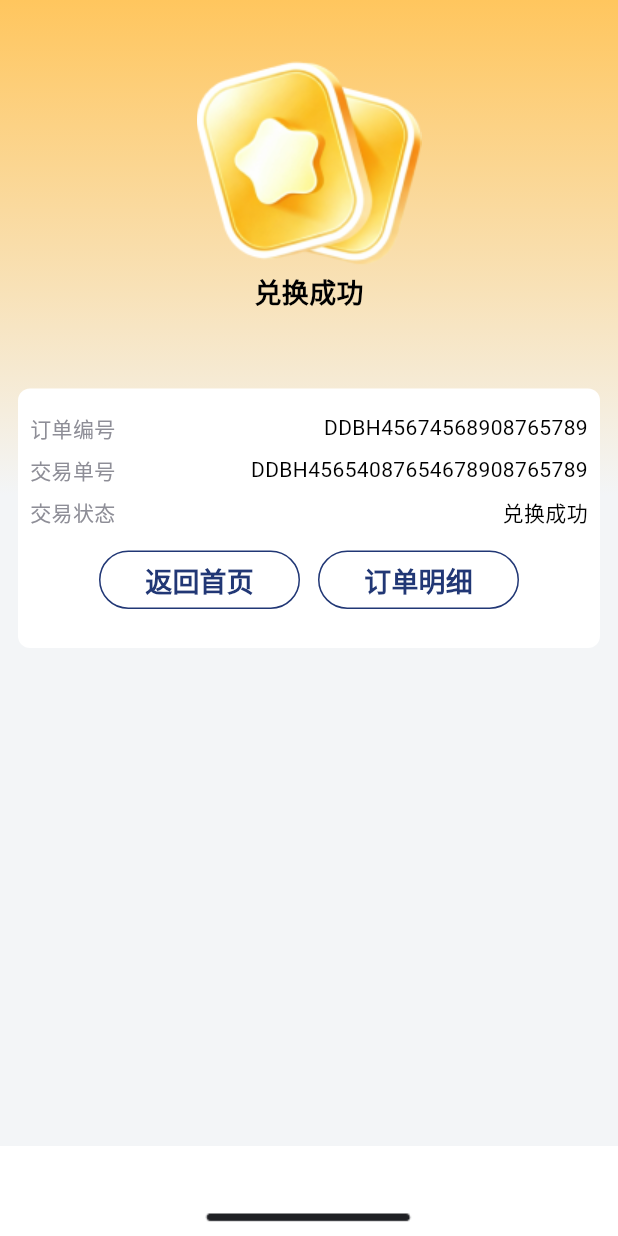
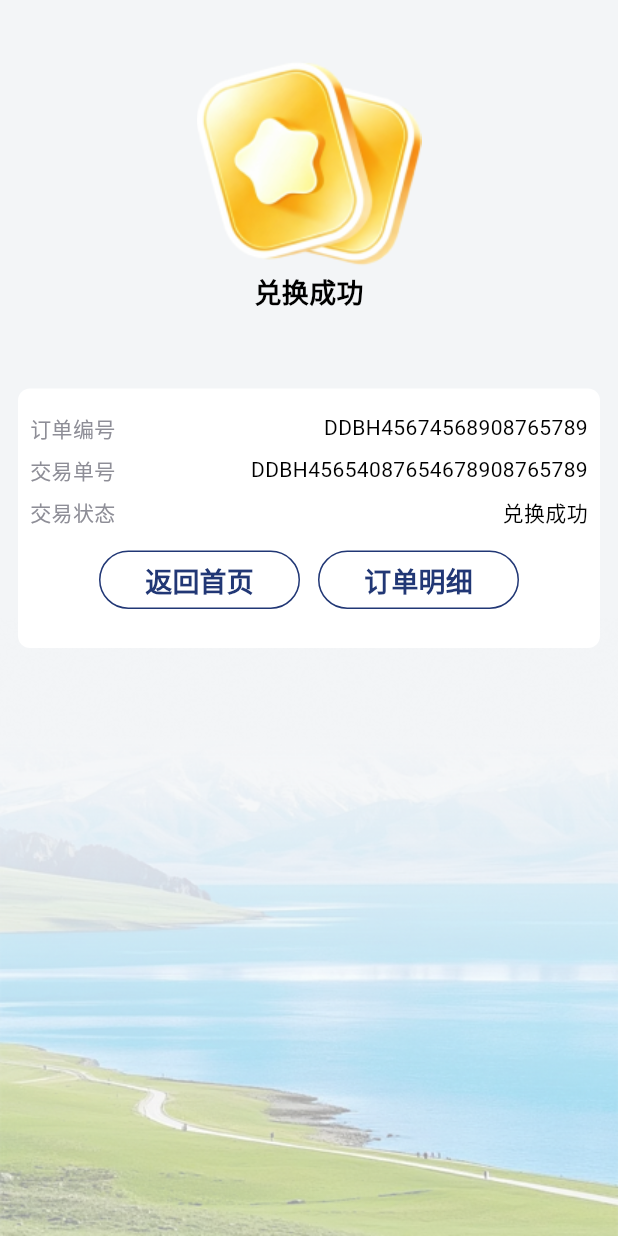
Before and after one commit to shamohai/QingQingLife, a Flutter app: the PointsPaymentSuccessPage screen opened by its route, on a phone screen of 412 x 824 dp. Run offline on Flutter 3.47's test engine with Material 3 defaults, Android fonts, the phone set to English and light mode, and no system bars; our stand-ins replace cached_network_image, decimal, dio, flutter_riverpod, flutter_secure_storage, flutter_widget_from_html and 6 more; missing offline and left inert: fluwx; accounts and stored records are empty; generated files the repository leaves out were written again; network calls fail; key blocks and very long unbroken strings in the code were emptied for the run.

Commit message:
页面背景调整

```diff
--- a/lib/features/points_mall/presentation/pages/points_payment_success_page.dart
+++ b/lib/features/points_mall/presentation/pages/points_payment_success_page.dart
@@ -38,15 +38,41 @@ class PointsPaymentSuccessPage extends StatelessWidget {
           Expanded(
             child: Stack(
               children: [
-                // ── 区域 1：渐变 Header 背景 ──
-                Container(
-                  height: 330,
+                // ── 背景：上半部 50% 纯色 #F3F5F7，下半部 50% 背景图加图层 ──
+                Positioned.fill(
+                  child: Column(
+                    children: [
+                      // 上半部 50% 纯背景色 #F3F5F7，无渐变
+                      Expanded(
+                        flex: 50,
+                        child: Container(
+                          color: const Color(0xFFF3F5F7),
+                        ),
+                      ),
+                      // 下半部 50% 背景图加图层
+                      Expanded(
+                        flex: 50,
+                        child: Container(
                           decoration: const BoxDecoration(
-                    gradient: LinearGradient(begin: Alignment.topCenter, end: Alignment.bottomCenter, colors: [Color(0xFFFFC65E), Color(0xFFF3F5F7)]),
+                            gradient: LinearGradient(
+                              begin: Alignment.topCenter,
+                              end: Alignment.bottomCenter,
+                              colors: [Color(0xFFF3F5F7), Color(0xFFFFFFFF)],
+                            ),
+                            image: DecorationImage(
+                              image: AssetImage('assets/images/order/order_bottom_bg.png'),
+                              fit: BoxFit.cover,
+                              alignment: Alignment.bottomCenter,
+                            ),
+                          ),
+                        ),
+                      ),
+                    ],
                   ),
                 ),
                 // 内容滚动区域
-                SingleChildScrollView(
+                Positioned.fill(
+                  child: SingleChildScrollView(
                     child: Column(
                       children: [
                         const SizedBox(height: 34),
@@ -99,11 +125,12 @@ class PointsPaymentSuccessPage extends StatelessWidget {
                       ],
                     ),
                   ),
+                ),
               ],
             ),
           ),
           // ── 区域 3：底部安全区占位条 ──
-          const Image(image: AssetImage('assets/images/points/payment_success_bottom_bar.png'), width: double.infinity, height: 60, fit: BoxFit.cover),
+          //const Image(image: AssetImage('assets/images/points/payment_success_bottom_bar.png'), width: double.infinity, height: 60, fit: BoxFit.cover),
         ],
       ),
     );
--- a/lib/features/points_mall/presentation/widgets/confirm_order_redeemer_form.dart
+++ b/lib/features/points_mall/presentation/widgets/confirm_order_redeemer_form.dart
@@ -49,8 +49,8 @@ class _ConfirmOrderRedeemerFormState extends State<ConfirmOrderRedeemerForm> {
   @override
   Widget build(BuildContext context) {
     return Container(
-      margin: const EdgeInsets.only(left: AppSpacing.lg, right: AppSpacing.lg, top: AppSpacing.md),
-      padding: const EdgeInsets.only(left: AppSpacing.xxl, top: AppSpacing.lg, bottom: AppSpacing.xxxl),
+      margin: const EdgeInsets.only(left: 10, right: 10, top: AppSpacing.md),
+      padding: const EdgeInsets.only(left: AppSpacing.xxl, top: AppSpacing.lg, bottom: AppSpacing.xxl),
       decoration: BoxDecoration(
         color: Colors.white, // ← 外层白色保留
         borderRadius: BorderRadius.circular(10),
```
Also changed, not shown: lib/features/points_mall/presentation/pages/confirm_order_page.dart (+40 -1 lines). Lines whose indentation alone changed are shown as unchanged.
